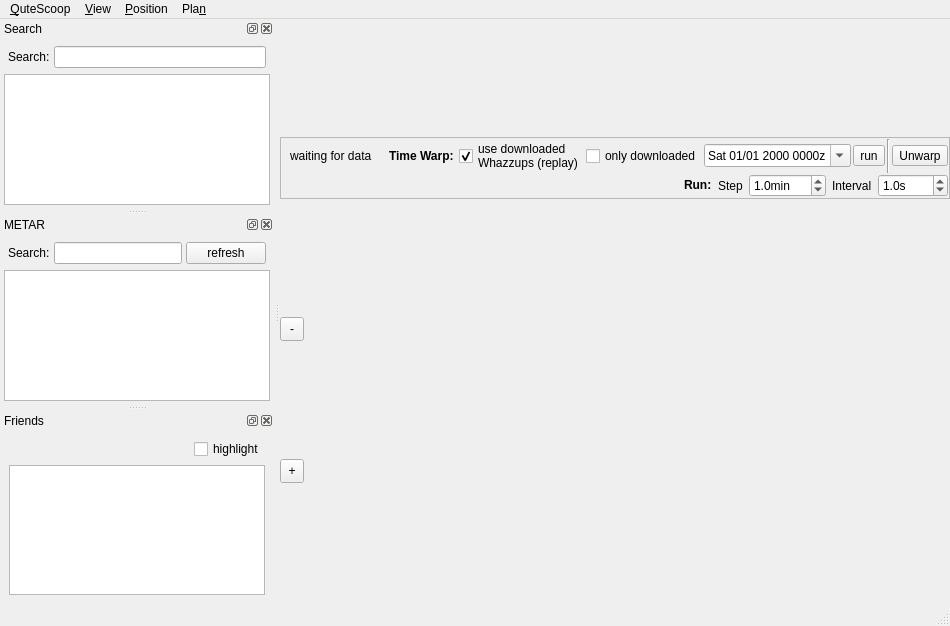
Qt form src/Window.ui (qutescoop/qutescoop) before a commit.
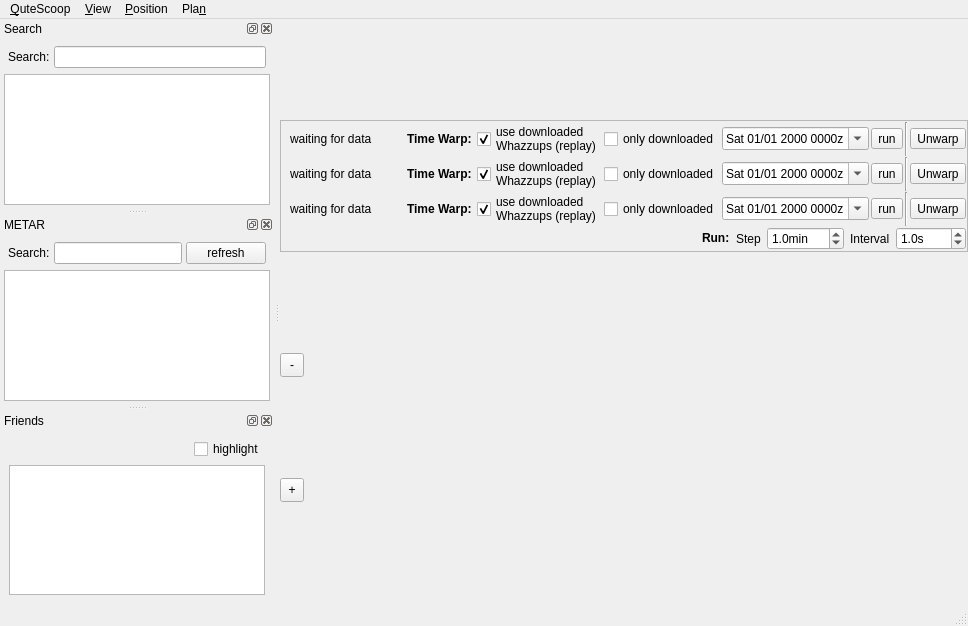
The same form after that commit. Icons and pictures are not drawn.

Commit message: play around with horizontal size hints

```diff
--- a/src/Window.ui
+++ b/src/Window.ui
@@ -6,7 +6,7 @@
    <rect>
     <x>0</x>
     <y>0</y>
-    <width>950</width>
+    <width>968</width>
     <height>626</height>
    </rect>
   </property>
@@ -178,6 +178,270 @@
          </item>
         </layout>
        </item>
+       <item>
+        <layout class="QHBoxLayout" name="horizontalLayout_4">
+         <property name="spacing">
+          <number>2</number>
+         </property>
+         <item>
+          <widget class="QLabel" name="lblWarpInfo_2">
+           <property name="text">
+            <string>waiting for data</string>
+           </property>
+          </widget>
+         </item>
+         <item>
+          <spacer name="horizontalSpacer_4">
+           <property name="orientation">
+            <enum>Qt::Horizontal</enum>
+           </property>
+           <property name="sizeHint" stdset="0">
+            <size>
+             <width>40</width>
+             <height>20</height>
+            </size>
+           </property>
+          </spacer>
+         </item>
+         <item>
+          <widget class="QLabel" name="label_7">
+           <property name="font">
+            <font>
+             <bold>true</bold>
+            </font>
+           </property>
+           <property name="text">
+            <string>Time Warp: </string>
+           </property>
+          </widget>
+         </item>
+         <item>
+          <widget class="QCheckBox" name="cbUseDownloaded_2">
+           <property name="toolTip">
+            <string>Use Whazzups from &quot;/downloaded&quot; directory (&quot;Preferences/Save Whazzups&quot;). This allows accurate replay of past timespans. Use together with &quot;Preferences/Save Screenshots&quot; if you like...</string>
+           </property>
+           <property name="text">
+            <string>use downloaded
+Whazzups (replay)</string>
+           </property>
+           <property name="checked">
+            <bool>true</bool>
+           </property>
+          </widget>
+         </item>
+         <item>
+          <widget class="QCheckBox" name="cbOnlyUseDownloaded_2">
+           <property name="toolTip">
+            <string>will not jump to times where no downloaded Whazzup is available (disables any prediction - just the pure, real playback).</string>
+           </property>
+           <property name="text">
+            <string>only downloaded</string>
+           </property>
+          </widget>
+         </item>
+         <item>
+          <widget class="QDateTimeEdit" name="dateTimePredict_3">
+           <property name="sizePolicy">
+            <sizepolicy hsizetype="Minimum" vsizetype="Fixed">
+             <horstretch>1</horstretch>
+             <verstretch>0</verstretch>
+            </sizepolicy>
+           </property>
+           <property name="wrapping">
+            <bool>true</bool>
+           </property>
+           <property name="displayFormat">
+            <string>ddd MM/dd yyyy HHmm'z'</string>
+           </property>
+           <property name="calendarPopup">
+            <bool>true</bool>
+           </property>
+           <property name="timeSpec">
+            <enum>Qt::UTC</enum>
+           </property>
+          </widget>
+         </item>
+         <item>
+          <widget class="QToolButton" name="tbRunPredict_2">
+           <property name="toolTip">
+            <string>Toggle Run: Makes time run from selected time.</string>
+           </property>
+           <property name="text">
+            <string>run</string>
+           </property>
+           <property name="icon">
+            <iconset resource="Resources.qrc">
+             <normaloff>:/icons/images/step16.png</normaloff>:/icons/images/step16.png</iconset>
+           </property>
+           <property name="iconSize">
+            <size>
+             <width>22</width>
+             <height>22</height>
+            </size>
+           </property>
+           <property name="checkable">
+            <bool>true</bool>
+           </property>
+          </widget>
+         </item>
+         <item>
+          <widget class="Line" name="line_2">
+           <property name="orientation">
+            <enum>Qt::Vertical</enum>
+           </property>
+          </widget>
+         </item>
+         <item>
+          <widget class="QToolButton" name="tbDisablePredict_2">
+           <property name="toolTip">
+            <string>Exit Time Warp. Return to reality.</string>
+           </property>
+           <property name="text">
+            <string>Unwarp</string>
+           </property>
+           <property name="icon">
+            <iconset resource="Resources.qrc">
+             <normaloff>:/icons/images/timewarpExit16.png</normaloff>:/icons/images/timewarpExit16.png</iconset>
+           </property>
+           <property name="toolButtonStyle">
+            <enum>Qt::ToolButtonTextUnderIcon</enum>
+           </property>
+          </widget>
+         </item>
+        </layout>
+       </item>
+       <item>
+        <layout class="QHBoxLayout" name="horizontalLayout_5">
+         <property name="spacing">
+          <number>2</number>
+         </property>
+         <item>
+          <widget class="QLabel" name="lblWarpInfo_3">
+           <property name="text">
+            <string>waiting for data</string>
+           </property>
+          </widget>
+         </item>
+         <item>
+          <spacer name="horizontalSpacer_5">
+           <property name="orientation">
+            <enum>Qt::Horizontal</enum>
+           </property>
+           <property name="sizeHint" stdset="0">
+            <size>
+             <width>40</width>
+             <height>20</height>
+            </size>
+           </property>
+          </spacer>
+         </item>
+         <item>
+          <widget class="QLabel" name="label_8">
+           <property name="font">
+            <font>
+             <bold>true</bold>
+            </font>
+           </property>
+           <property name="text">
+            <string>Time Warp: </string>
+           </property>
+          </widget>
+         </item>
+         <item>
+          <widget class="QCheckBox" name="cbUseDownloaded_3">
+           <property name="toolTip">
+            <string>Use Whazzups from &quot;/downloaded&quot; directory (&quot;Preferences/Save Whazzups&quot;). This allows accurate replay of past timespans. Use together with &quot;Preferences/Save Screenshots&quot; if you like...</string>
+           </property>
+           <property name="text">
+            <string>use downloaded
+Whazzups (replay)</string>
+           </property>
+           <property name="checked">
+            <bool>true</bool>
+           </property>
+          </widget>
+         </item>
+         <item>
+          <widget class="QCheckBox" name="cbOnlyUseDownloaded_3">
+           <property name="toolTip">
+            <string>will not jump to times where no downloaded Whazzup is available (disables any prediction - just the pure, real playback).</string>
+           </property>
+           <property name="text">
+            <string>only downloaded</string>
+           </property>
+          </widget>
+         </item>
+         <item>
+          <widget class="QDateTimeEdit" name="dateTimePredict_4">
+           <property name="sizePolicy">
+            <sizepolicy hsizetype="Preferred" vsizetype="Fixed">
+             <horstretch>0</horstretch>
+             <verstretch>0</verstretch>
+            </sizepolicy>
+           </property>
+           <property name="wrapping">
+            <bool>true</bool>
+           </property>
+           <property name="displayFormat">
+            <string>ddd MM/dd yyyy HHmm'z'</string>
+           </property>
+           <property name="calendarPopup">
+            <bool>true</bool>
+           </property>
+           <property name="timeSpec">
+            <enum>Qt::UTC</enum>
+           </property>
+          </widget>
+         </item>
+         <item>
+          <widget class="QToolButton" name="tbRunPredict_3">
+           <property name="toolTip">
+            <string>Toggle Run: Makes time run from selected time.</string>
+           </property>
+           <property name="text">
+            <string>run</string>
+           </property>
+           <property name="icon">
+            <iconset resource="Resources.qrc">
+             <normaloff>:/icons/images/step16.png</normaloff>:/icons/images/step16.png</iconset>
+           </property>
+           <property name="iconSize">
+            <size>
+             <width>22</width>
+             <height>22</height>
+            </size>
+           </property>
+           <property name="checkable">
+            <bool>true</bool>
+           </property>
+          </widget>
+         </item>
+         <item>
+          <widget class="Line" name="line_3">
+           <property name="orientation">
+            <enum>Qt::Vertical</enum>
+           </property>
+          </widget>
+         </item>
+         <item>
+          <widget class="QToolButton" name="tbDisablePredict_3">
+           <property name="toolTip">
+            <string>Exit Time Warp. Return to reality.</string>
+           </property>
+           <property name="text">
+            <string>Unwarp</string>
+           </property>
+           <property name="icon">
+            <iconset resource="Resources.qrc">
+             <normaloff>:/icons/images/timewarpExit16.png</normaloff>:/icons/images/timewarpExit16.png</iconset>
+           </property>
+           <property name="toolButtonStyle">
+            <enum>Qt::ToolButtonTextUnderIcon</enum>
+           </property>
+          </widget>
+         </item>
+        </layout>
+       </item>
        <item>
         <widget class="QWidget" name="widgetRunPredict" native="true">
          <layout class="QHBoxLayout" name="horizontalLayout_2">
@@ -387,7 +651,7 @@
     <rect>
      <x>0</x>
      <y>0</y>
-     <width>950</width>
+     <width>968</width>
      <height>19</height>
     </rect>
    </property>
```
